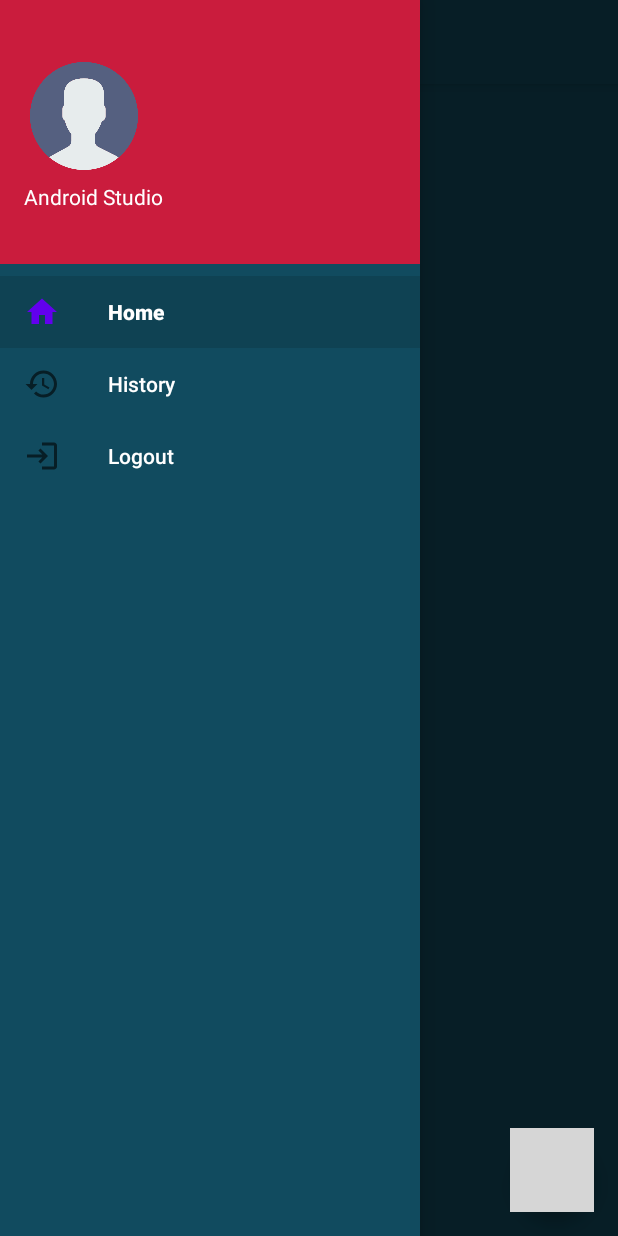
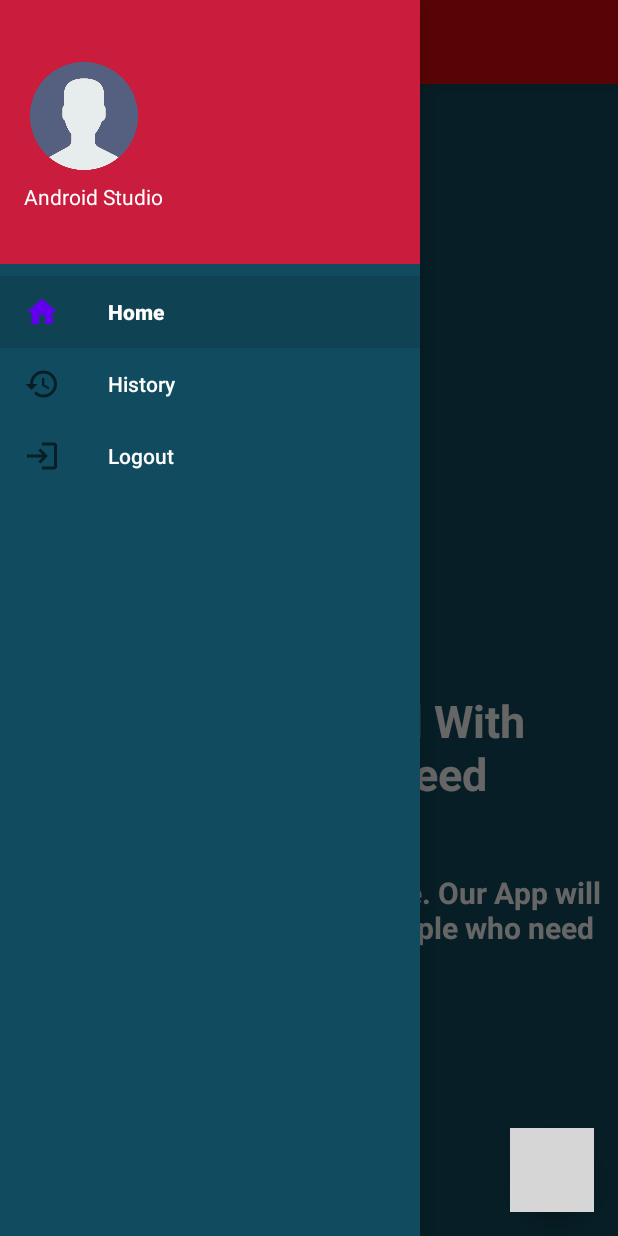
Before and after one commit to abdullah599/FoodDonation, an Android app: the DonorDashboard screen opened directly, with no data from a screen before it, with the side drawer open, on a phone screen of 412 x 824 dp. Run offline under Robolectric (Android 15) with nearby library versions, the phone set to English and light mode, and no system bars; our stand-ins replace Firebase (no records; nobody signed in at launch, a user with empty details on screens opened directly), navigation-ui; 1 statement that could not run was skipped; grey boxes are pictures that could not be loaded.

Commit message:
Donor Home Added

```diff
--- a/app/src/main/java/com/example/fooddonation/DonorDashboard.kt
+++ b/app/src/main/java/com/example/fooddonation/DonorDashboard.kt
@@ -49,7 +49,7 @@ class DonorDashboard : AppCompatActivity() {
 		}
 
 
-		val colorDrawable = ColorDrawable(Color.parseColor("#114B5F"))
+		val colorDrawable = ColorDrawable(Color.parseColor("#DF0A0A"))
 
 		// Set BackgroundDrawable
 
--- a/app/src/main/java/com/example/fooddonation/ui/home/DonorHomeFragment.kt
+++ b/app/src/main/java/com/example/fooddonation/ui/home/DonorHomeFragment.kt
@@ -23,9 +23,7 @@ class DonorHomeFragment : Fragment() {
 		_binding = FragmentDonorHomeBinding.inflate(inflater, container, false)
 		val root: View = binding.root
 
-		val textView: TextView = binding.textHome
 
-			textView.text = "donor home"
 
 		return root
 	}
--- a/app/src/main/res/layout/app_bar_donor_dashboard.xml
+++ b/app/src/main/res/layout/app_bar_donor_dashboard.xml
@@ -9,13 +9,14 @@
     <com.google.android.material.appbar.AppBarLayout
         android:layout_width="match_parent"
         android:layout_height="wrap_content"
-        android:theme="@style/Theme.FoodDonation.AppBarOverlay">
+        android:theme="@style/Theme.FoodDonation.AppBarOverlay"
+        android:background="@color/red">
 
         <androidx.appcompat.widget.Toolbar
             android:id="@+id/toolbar"
             android:layout_width="match_parent"
             android:layout_height="?attr/actionBarSize"
-            android:background="?attr/colorPrimary"
+
             app:popupTheme="@style/Theme.FoodDonation.PopupOverlay" />
 
     </com.google.android.material.appbar.AppBarLayout>
--- a/app/src/main/res/values/themes.xml
+++ b/app/src/main/res/values/themes.xml
@@ -9,7 +9,7 @@
         <item name="colorSecondary">@color/teal_200</item>
         <item name="colorSecondaryVariant">@color/teal_700</item>
         <item name="colorOnSecondary">@color/black</item>
-        <item name="backgroundColor">@color/background</item>
+        <item name="backgroundColor">@color/red</item>
         <!-- Status bar color. -->
         <item name="android:statusBarColor" tools:targetApi="l">?attr/backgroundColor</item>
         <!-- Customize your theme here. -->
```
Also changed, not shown: app/src/main/java/com/example/fooddonation/ReceiverDashboard.kt (+9 -0 lines), app/src/main/res/layout/fragment_donor_home.xml (+37 -12 lines).
